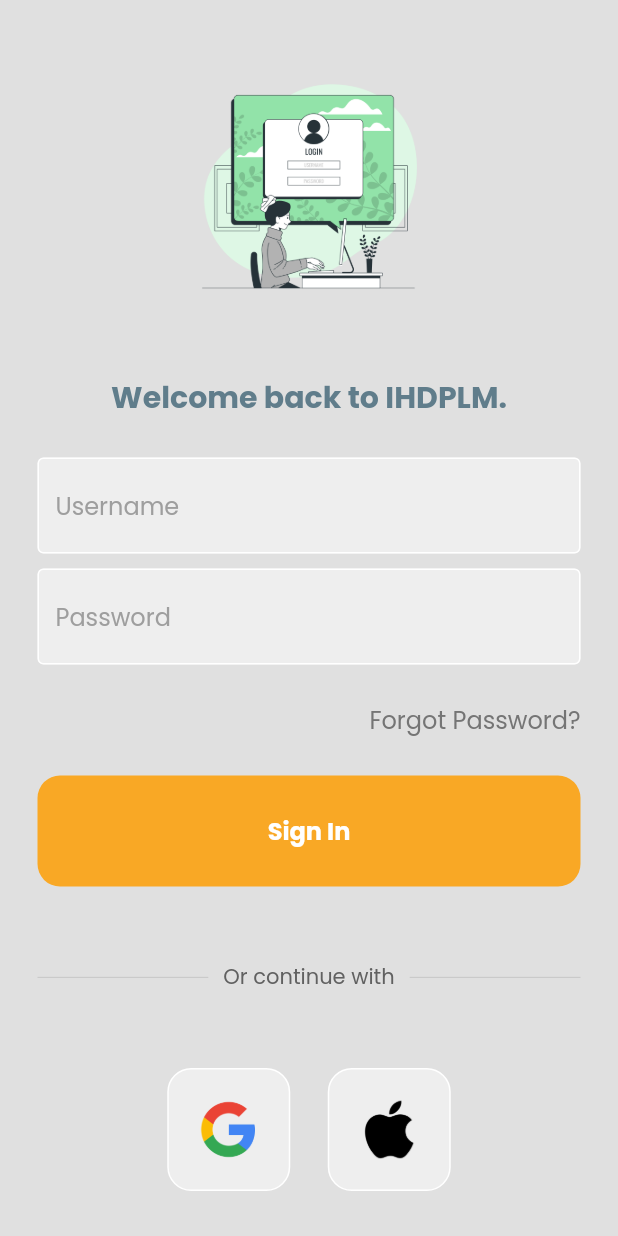
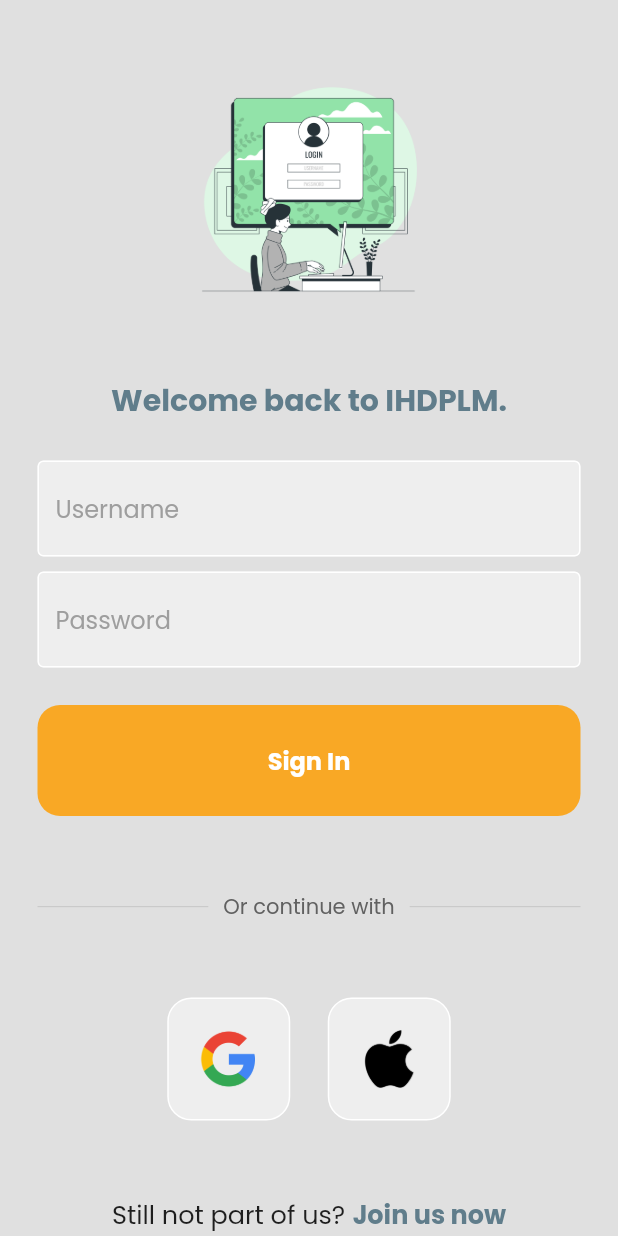
Before and after one commit to hmgyoo/Capstone-Project-Health-Declaration-Form-, a Flutter app: the screen it shows after launch, on a phone screen of 412 x 824 dp. Run offline on Flutter 3.47's test engine with Material 2 defaults, Android fonts, the phone set to English and light mode, and no system bars; our stand-ins replace charts_flutter, cloud_firestore, firebase_auth, firebase_core, firebase_messaging, flutter_local_notifications and 9 more; missing offline and left inert: flutter_sms; accounts and stored records are empty.

Commit message:
finishing touches

```diff
--- a/lib/src/healthCheckUp/widgets/questionWidget.dart
+++ b/lib/src/healthCheckUp/widgets/questionWidget.dart
@@ -19,7 +19,7 @@
       child: Text(
         'Question ${indexAction + 1}/$totalQuestions: $question',
         style: TextStyle(
-          fontSize: 18,
+          fontSize: 15,
           color: Colors.grey.shade200,
         ),
       ),
--- a/lib/src/login/screens/login.dart
+++ b/lib/src/login/screens/login.dart
@@ -160,25 +160,6 @@
 
               const SizedBox(height: 25),
 
-              // forgot password
-              Padding(
-                padding: const EdgeInsets.symmetric(horizontal: 25),
-                child: Row(
-                  mainAxisAlignment: MainAxisAlignment.end,
-                  children: [
-                    Text(
-                      'Forgot Password?',
-                      style: TextStyle(
-                        color: Colors.grey.shade600,
-                        fontSize: 16,
-                      ),
-                    ),
-                  ],
-                ),
-              ),
-
-              const SizedBox(height: 25),
-
               // sign in button
               MyButton(onTap: signUserIn, text: 'Sign In'),
 
```
Also changed, not shown: lib/src/content/models/formModel.dart (+0 -12 lines), lib/src/healthCheckUp/screens/headerForm.dart (+4 -5 lines).
